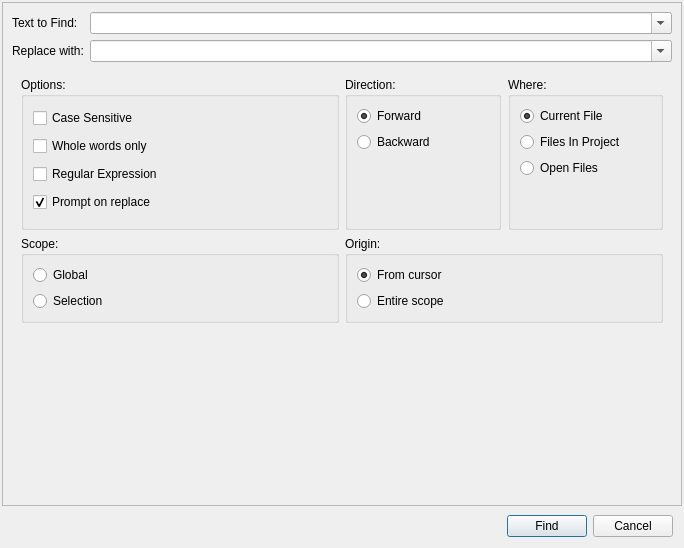
This is RedPandaIDE/widgets/searchdialog.ui in royqh1979/RedPanda-CPP as Qt 5 draws it before an edit. The edited form follows.
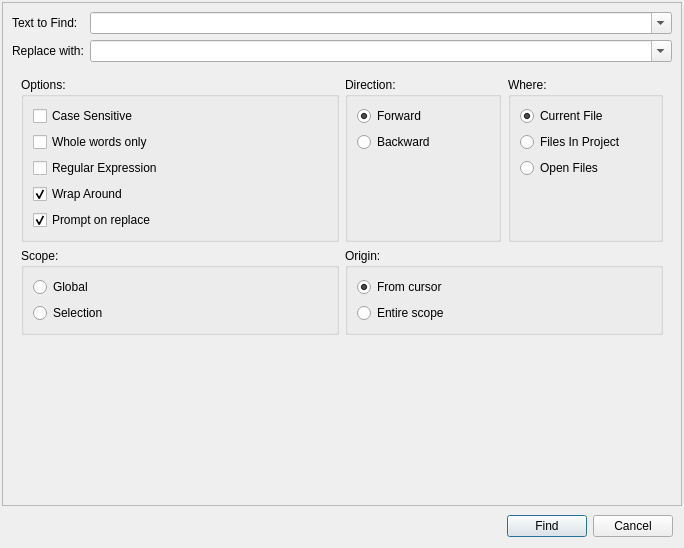
This is the edited form.

Commit message: - enhancement: add "wrap around" option to find/replace

```diff
--- a/RedPandaIDE/widgets/searchdialog.ui
+++ b/RedPandaIDE/widgets/searchdialog.ui
@@ -132,6 +132,16 @@
               </property>
              </widget>
             </item>
+            <item>
+             <widget class="QCheckBox" name="chkWrapAround">
+              <property name="text">
+               <string>Wrap Around</string>
+              </property>
+              <property name="checked">
+               <bool>true</bool>
+              </property>
+             </widget>
+            </item>
             <item>
              <widget class="QCheckBox" name="chkPrompt">
               <property name="text">
```
The commit also changes 6 other files.
